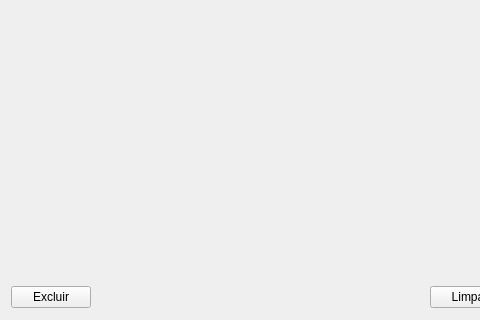
Old version of the form ui/ui_clientes.ui in the repository willasantos/Projeto-Matcon; both pictures show x 0 to 480 and y 180 to 500 of the 611 by 500 pixel window.
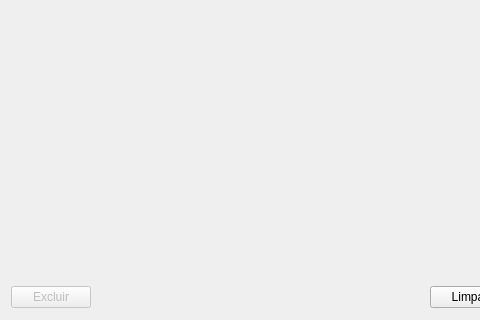
New version of the form.

What changed in the file:
```diff
--- a/ui/ui_clientes.ui
+++ b/ui/ui_clientes.ui
@@ -77,6 +77,9 @@
       <layout class="QHBoxLayout" name="horizontalLayout">
        <item>
         <widget class="QPushButton" name="b_excluir">
+         <property name="enabled">
+          <bool>false</bool>
+         </property>
          <property name="text">
           <string>Excluir</string>
          </property>
```
